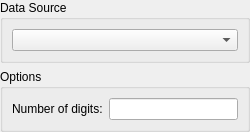
First picture: the form in step/configure_meter.ui, repository KDE/step, before the edit.
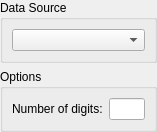
Second picture: the form after the edit. Custom widgets are drawn as their Qt base class.

The edit to the form file:
```diff
--- a/step/configure_meter.ui
+++ b/step/configure_meter.ui
@@ -5,7 +5,7 @@
    <rect>
     <x>0</x>
     <y>0</y>
-    <width>250</width>
+    <width>157</width>
     <height>130</height>
    </rect>
   </property>
```
